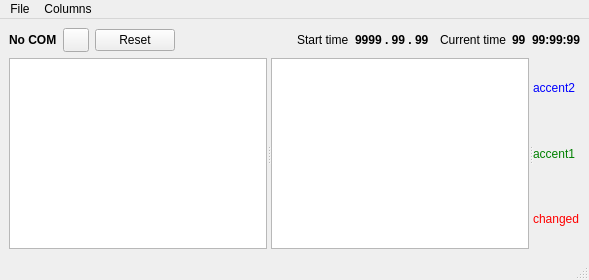
This is MeshConsole/MeshConsole.ui in Kreyl/armlet as Qt 5 draws it before an edit. The edited form follows.
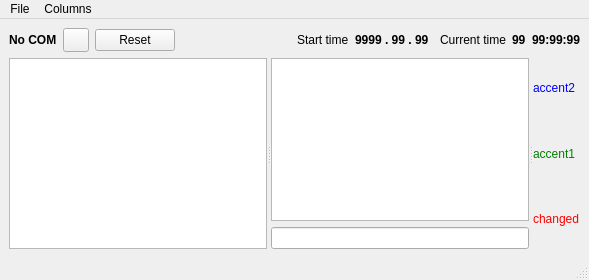
This is the edited form. Icons and pictures are not drawn. Custom widgets are drawn as their Qt base class.

What changed in the file:
```diff
--- a/MeshConsole/MeshConsole.ui
+++ b/MeshConsole/MeshConsole.ui
@@ -195,6 +195,9 @@
         <bool>true</bool>
        </property>
       </widget>
+      <widget class="QWidget" name="logTextEditWidget">
+       <layout class="QVBoxLayout" name="logTextEditLayout">
+        <item>
       <widget class="QPlainTextEdit" name="logTextEdit">
        <property name="font">
         <font>
@@ -203,15 +206,25 @@
          <italic>false</italic>
         </font>
        </property>
-       <property name="styleSheet">
-        <string notr="true">color: black</string>
-       </property>
        <property name="lineWrapMode">
         <enum>QPlainTextEdit::NoWrap</enum>
        </property>
        <property name="readOnly">
         <bool>true</bool>
        </property>
+         </widget>
+        </item>
+        <item>
+         <widget class="QLineEdit" name="consoleEdit">
+          <property name="toolTip">
+           <string>Enter console commands here</string>
+          </property>
+          <property name="statusTip">
+           <string>Enter console commands here</string>
+          </property>
+         </widget>
+        </item>
+       </layout>
       </widget>
       <widget class="QWidget" name="sampleWidget" native="true">
        <layout class="QVBoxLayout" name="sampleLayout">
```
Left out of the diff: 2 changed lines with no effect on the pictures. Lines whose indentation alone changed are shown as unchanged.
